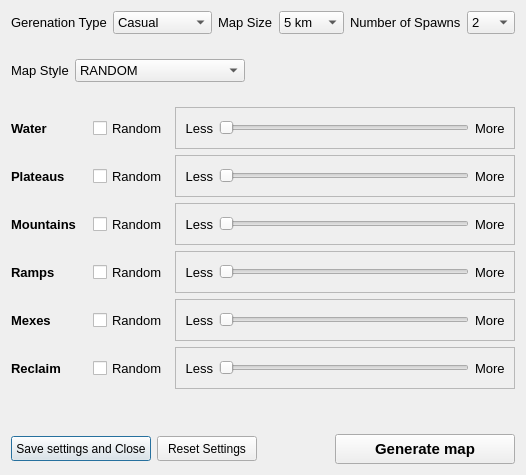
Above: res/games/mapgen.ui from FAForever/client before the change. Below: the same form after it.
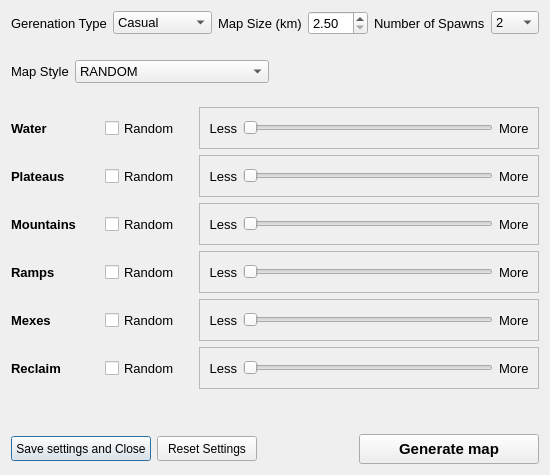
That is the form after the change.

Commit message: Add ability to set generator map size in 1.25km increments

Diff of the .ui file:
```diff
--- a/res/games/mapgen.ui
+++ b/res/games/mapgen.ui
@@ -306,32 +306,35 @@
           </font>
          </property>
          <property name="text">
-          <string>Map Size</string>
+          <string>Map Size (km)</string>
          </property>
         </widget>
        </item>
        <item>
-        <widget class="QComboBox" name="mapSize">
+        <widget class="QDoubleSpinBox" name="mapSize">
+         <property name="sizePolicy">
+          <sizepolicy hsizetype="Preferred" vsizetype="Fixed">
+           <horstretch>0</horstretch>
+           <verstretch>0</verstretch>
+          </sizepolicy>
+         </property>
          <property name="font">
           <font>
            <pointsize>10</pointsize>
           </font>
          </property>
-         <item>
-          <property name="text">
-           <string>5 km</string>
-          </property>
-         </item>
-         <item>
-          <property name="text">
-           <string>10 km</string>
-          </property>
-         </item>
-         <item>
-          <property name="text">
-           <string>20 km</string>
-          </property>
-         </item>
+         <property name="keyboardTracking">
+          <bool>false</bool>
+         </property>
+         <property name="minimum">
+          <double>2.500000000000000</double>
+         </property>
+         <property name="maximum">
+          <double>40.000000000000000</double>
+         </property>
+         <property name="singleStep">
+          <double>1.250000000000000</double>
+         </property>
         </widget>
        </item>
       </layout>
```
The commit also changes 2 other files.
